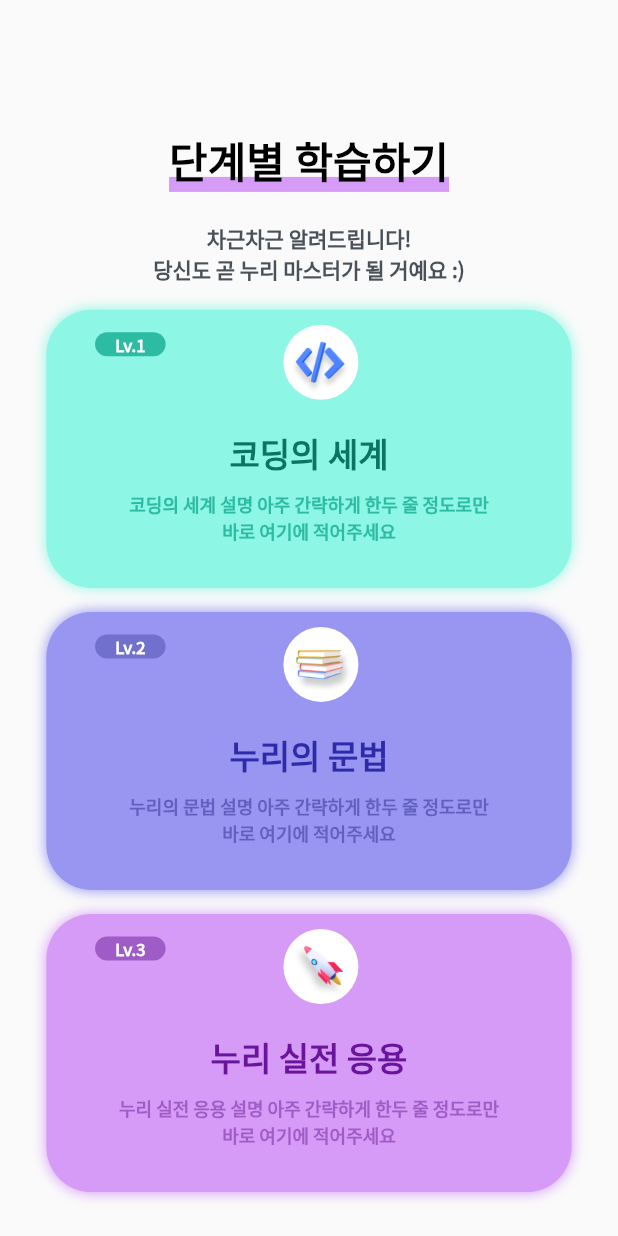
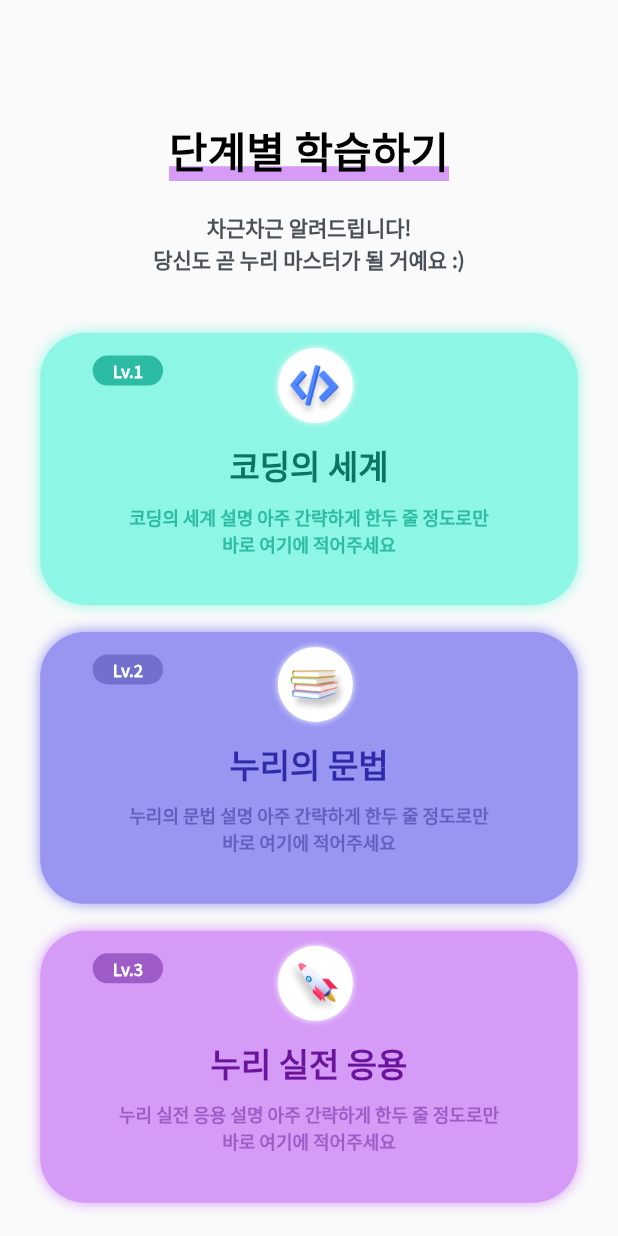
Before and after one commit to harangcorp/harang-flutter, a Flutter app: the StudyMain screen opened directly, on a phone screen of 412 x 824 dp. Run offline on Flutter 3.47's test engine with Material 2 defaults, Android fonts, the phone set to English and light mode, and no system bars; our stand-ins replace cloud_firestore, dio, firebase_auth, firebase_core, flutter_svg, get and 1 more; missing offline and left inert: flutter_card_swipper; accounts and stored records are empty.

Commit message:
Modify: StepByStepStudy UI

```diff
--- a/lib/screens/study_nuri/study_main.dart
+++ b/lib/screens/study_nuri/study_main.dart
@@ -52,6 +52,9 @@ class _StudyMainState extends State<StudyMain> {
               style: homeDescriptionStyle,
               textAlign: TextAlign.center,
             ),
+            SizedBox(
+              height: _height * 0.025,
+            ),
             studyLevelBox(_height, _width, 0),
             studyLevelBox(_height, _width, 1),
             studyLevelBox(_height, _width, 2),
@@ -66,11 +69,11 @@ class _StudyMainState extends State<StudyMain> {
       crossAxisAlignment: CrossAxisAlignment.start,
       children: [
         Padding(
-          padding: const EdgeInsets.only(left: 50.0, top: 8, bottom: 8),
+          padding: const EdgeInsets.only(left: 50.0, top: 9, bottom: 9),
         ),
         Container(
-            height: _height * 0.225,
-            width: _width * 0.85,
+            height: _height * 0.22,
+            width: _width * 0.87,
             alignment: Alignment.center,
             decoration: BoxDecoration(
                 boxShadow: [
@@ -86,11 +89,11 @@ class _StudyMainState extends State<StudyMain> {
               children: [
                 Positioned(
                     top: -15,
-                    right: _width * 0.56,
+                    right: _width * 0.564,
                     child: Container(
                         margin: EdgeInsets.only(right: 40, top: 30),
                         width: 47,
-                        height: 16,
+                        height: 20,
                         decoration: BoxDecoration(
                             borderRadius: BorderRadius.circular(30),
                             color: articles[articleIndex]["levelBox_color"],
@@ -105,19 +108,25 @@ class _StudyMainState extends State<StudyMain> {
                 ),
                 Positioned(
                     top: 10,
-                    right: _width * 0.345,
+                    right: _width * 0.354,
                     child: Container (
                       width: 50,
                       height: 50,
                       decoration: BoxDecoration(
                         shape: BoxShape.circle,
                         color: Colors.white,
+                        boxShadow: [
+                          BoxShadow(
+                            color: Colors.white,
+                            blurRadius: 3,
+                          )
+                        ],
                       ),
                     )
                 ),
                 Positioned(
                     top: 13,
-                    right: _width * 0.353,
+                    right: _width * 0.362,
                     child: Image.asset(
                       articles[articleIndex]["image"],
                       height: 45,
@@ -128,8 +137,8 @@ class _StudyMainState extends State<StudyMain> {
                     crossAxisAlignment: CrossAxisAlignment.center,
                     children: [
                       SizedBox(
-                        height: 50,
-                        width: 50,
+                        height: 40,
+                        width: 40,
                       ),
                       Text(
                         articles[articleIndex]["title"],
```
Also changed, not shown: pubspec.lock.
